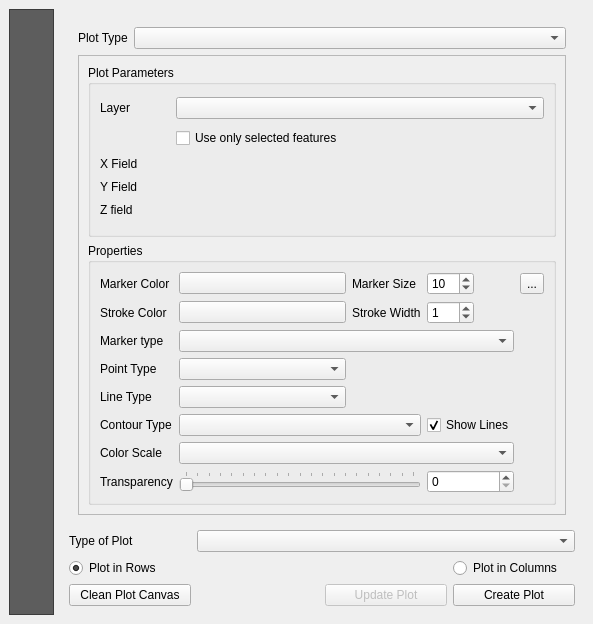
Before: the Qt Designer form ui/dataplotly_dockwidget_base.ui in ghtmtt/DataPlotly, drawn with Qt 5.
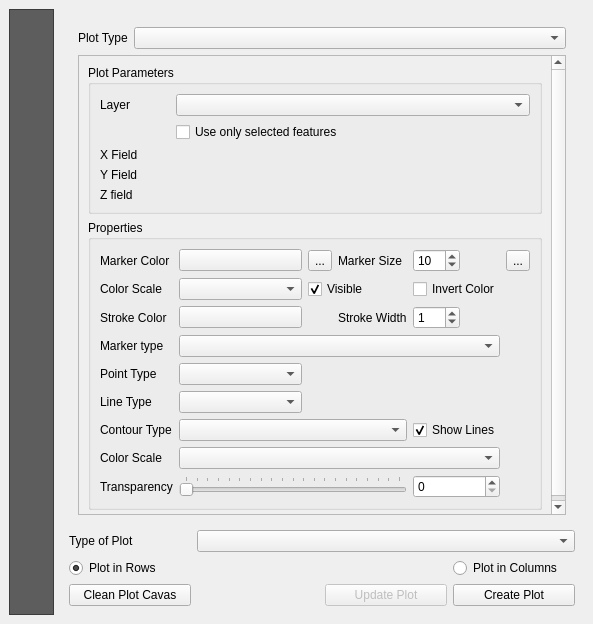
After: the same form once the commit is applied. Custom widgets are drawn as their Qt base class.

Commit message: [feature] data defined button for color, need some test, but work nice with scatterplots

What changed in the file:
```diff
--- a/ui/dataplotly_dockwidget_base.ui
+++ b/ui/dataplotly_dockwidget_base.ui
@@ -112,9 +112,9 @@
                <property name="geometry">
                 <rect>
                  <x>0</x>
-                 <y>0</y>
+                 <y>-144</y>
                  <width>472</width>
-                 <height>565</height>
+                 <height>604</height>
                 </rect>
                </property>
                <layout class="QGridLayout" name="gridLayout_9">
@@ -229,7 +229,14 @@
                    <string>Properties</string>
                   </property>
                   <layout class="QGridLayout" name="gridLayout_22">
-                   <item row="2" column="0">
+                   <item row="8" column="0">
+                    <widget class="QLabel" name="alpha_lab">
+                     <property name="text">
+                      <string>Transparency</string>
+                     </property>
+                    </widget>
+                   </item>
+                   <item row="3" column="0">
                     <widget class="QLabel" name="marker_type_lab">
                      <property name="text">
                       <string>Marker type</string>
@@ -237,13 +244,13 @@
                     </widget>
                    </item>
                    <item row="7" column="0">
-                    <widget class="QLabel" name="alpha_lab">
+                    <widget class="QLabel" name="color_scale_label">
                      <property name="text">
-                      <string>Transparency</string>
+                      <string>Color Scale</string>
                      </property>
                     </widget>
                    </item>
-                   <item row="5" column="3">
+                   <item row="6" column="4">
                     <widget class="QCheckBox" name="show_lines_check">
                      <property name="text">
                       <string>Show Lines</string>
@@ -253,10 +260,10 @@
                      </property>
                     </widget>
                    </item>
-                   <item row="3" column="1">
+                   <item row="4" column="1">
                     <widget class="QComboBox" name="point_combo"/>
                    </item>
-                   <item row="0" column="3">
+                   <item row="0" column="4">
                     <widget class="QSpinBox" name="marker_size">
                      <property name="sizePolicy">
                       <sizepolicy hsizetype="Fixed" vsizetype="Fixed">
@@ -272,7 +279,7 @@
                      </property>
                     </widget>
                    </item>
-                   <item row="2" column="1" colspan="3">
+                   <item row="3" column="1" colspan="4">
                     <widget class="QComboBox" name="marker_type_combo"/>
                    </item>
                    <item row="0" column="1">
@@ -285,7 +292,7 @@
                      </property>
                     </widget>
                    </item>
-                   <item row="7" column="1" colspan="2">
+                   <item row="8" column="1" colspan="3">
                     <widget class="QSlider" name="alpha_slid">
                      <property name="maximum">
                       <number>100</number>
@@ -301,41 +308,41 @@
                      </property>
                     </widget>
                    </item>
-                   <item row="3" column="0">
+                   <item row="4" column="0">
                     <widget class="QLabel" name="point_lab">
                      <property name="text">
                       <string>Point Type</string>
                      </property>
                     </widget>
                    </item>
-                   <item row="7" column="3">
+                   <item row="8" column="4">
                     <widget class="QSpinBox" name="alpha_num">
                      <property name="maximum">
                       <number>100</number>
                      </property>
                     </widget>
                    </item>
-                   <item row="6" column="1" colspan="3">
+                   <item row="7" column="1" colspan="4">
                     <widget class="QComboBox" name="color_scale_combo"/>
                    </item>
-                   <item row="1" column="0">
+                   <item row="2" column="0">
                     <widget class="QLabel" name="out_color_lab">
                      <property name="text">
                       <string>Stroke Color</string>
                      </property>
                     </widget>
                    </item>
-                   <item row="0" column="2">
+                   <item row="0" column="3">
                     <widget class="QLabel" name="marker_size_lab">
                      <property name="text">
                       <string>Marker Size</string>
                      </property>
                     </widget>
                    </item>
-                   <item row="5" column="1" colspan="2">
+                   <item row="6" column="1" colspan="3">
                     <widget class="QComboBox" name="contour_type_combo"/>
                    </item>
-                   <item row="1" column="1">
+                   <item row="2" column="1">
                     <widget class="QgsColorButton" name="out_color_combo">
                      <property name="sizePolicy">
                       <sizepolicy hsizetype="Expanding" vsizetype="Fixed">
@@ -345,17 +352,17 @@
                      </property>
                     </widget>
                    </item>
-                   <item row="4" column="1">
+                   <item row="5" column="1">
                     <widget class="QComboBox" name="line_combo"/>
                    </item>
-                   <item row="5" column="0">
+                   <item row="6" column="0">
                     <widget class="QLabel" name="contour_type_label">
                      <property name="text">
                       <string>Contour Type</string>
                      </property>
                     </widget>
                    </item>
-                   <item row="1" column="3">
+                   <item row="2" column="4">
                     <widget class="QSpinBox" name="marker_width">
                      <property name="sizePolicy">
                       <sizepolicy hsizetype="Maximum" vsizetype="Fixed">
@@ -371,7 +378,7 @@
                      </property>
                     </widget>
                    </item>
-                   <item row="4" column="0">
+                   <item row="5" column="0">
                     <widget class="QLabel" name="line_lab">
                      <property name="text">
                       <string>Line Type</string>
@@ -385,27 +392,54 @@
                      </property>
                     </widget>
                    </item>
-                   <item row="1" column="2">
+                   <item row="2" column="3">
                     <widget class="QLabel" name="marker_width_lab">
                      <property name="text">
                       <string>Stroke Width</string>
                      </property>
                     </widget>
                    </item>
-                   <item row="6" column="0">
-                    <widget class="QLabel" name="color_scale_label">
-                     <property name="text">
-                      <string>Color Scale</string>
-                     </property>
-                    </widget>
-                   </item>
-                   <item row="0" column="4">
+                   <item row="0" column="5">
                     <widget class="QgsPropertyOverrideButton" name="size_defined_button">
                      <property name="text">
                       <string>...</string>
                      </property>
                     </widget>
                    </item>
+                   <item row="0" column="2">
+                    <widget class="QgsPropertyOverrideButton" name="in_color_defined_button">
+                     <property name="text">
+                      <string>...</string>
+                     </property>
+                    </widget>
+                   </item>
+                   <item row="1" column="1">
+                    <widget class="QComboBox" name="color_scale_data_defined_in"/>
+                   </item>
+                   <item row="1" column="0">
+                    <widget class="QLabel" name="color_scale_data_defined_in_label">
+                     <property name="text">
+                      <string>Color Scale</string>
+                     </property>
+                    </widget>
+                   </item>
+                   <item row="1" column="2" colspan="2">
+                    <widget class="QCheckBox" name="color_scale_data_defined_in_check">
+                     <property name="text">
+                      <string>Visible</string>
+                     </property>
+                     <property name="checked">
+                      <bool>true</bool>
+                     </property>
+                    </widget>
+                   </item>
+                   <item row="1" column="4">
+                    <widget class="QCheckBox" name="color_scale_data_defined_in_invert_check">
+                     <property name="text">
+                      <string>Invert Color</string>
+                     </property>
+                    </widget>
+                   </item>
                   </layout>
                  </widget>
                 </item>
@@ -673,7 +707,7 @@
           <item row="2" column="0">
            <widget class="QPushButton" name="clear_btn">
             <property name="text">
-             <string>Clean Plot Canvas</string>
+             <string>Clean Plot Cavas</string>
             </property>
            </widget>
           </item>
```
Left out of the diff: 56 changed lines with no effect on the pictures. The commit also changes 2 other files.
